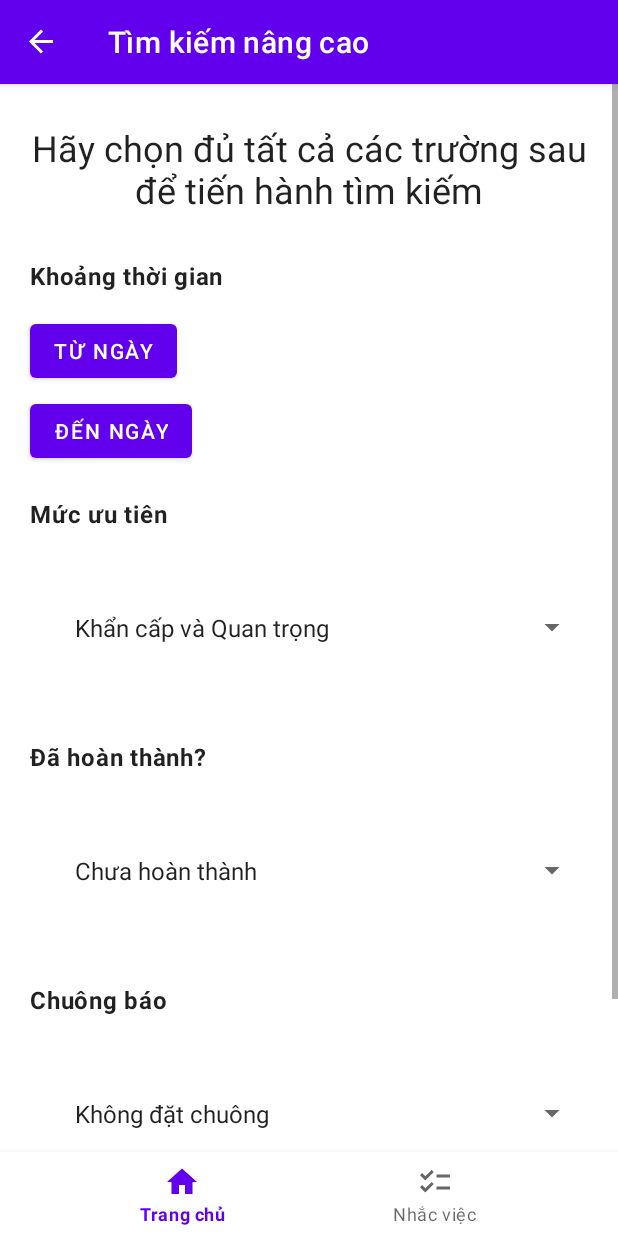
After one commit to dominh2000/WeatherApp, an Android app: the FragmentAdvancedSearchToDo screen opened through its navigation route, on a phone screen of 412 x 824 dp. The commit adds this screen. Run offline under Robolectric (Android 15) with nearby library versions, the phone set to English and light mode, and no system bars; our stand-ins replace Firebase (no records; nobody signed in at launch, a user with empty details on screens opened directly), Room's generated code, navigation-ui; libraries missing offline, so code that uses them is left out: coil.decode, com.firebase.ui; pictures from the network do not load; 5 statements that could not run were skipped.

Commit message:
Tìm kiếm nhắc việc

```diff
--- /dev/null
+++ b/app/src/main/java/com/example/weatherkotlin/fragments/FragmentAdvancedSearchToDo.kt
@@ -0,0 +1,145 @@
+package com.example.weatherkotlin.fragments
+
+import android.app.DatePickerDialog
+import android.content.Context
+import android.os.Build
+import android.os.Bundle
+import android.view.LayoutInflater
+import android.view.View
+import android.view.ViewGroup
+import android.widget.ArrayAdapter
+import android.widget.TextView
+import androidx.fragment.app.Fragment
+import androidx.fragment.app.activityViewModels
+import androidx.navigation.fragment.findNavController
+import com.example.weatherkotlin.BaseApplication
+import com.example.weatherkotlin.R
+import com.example.weatherkotlin.adapters.ToDoListAdapter
+import com.example.weatherkotlin.databinding.FragmentAdvancedSearchToDoBinding
+import com.example.weatherkotlin.util.DATE_FORMAT_PATTERN_1
+import com.example.weatherkotlin.util.calculateMillisecondsForAdvancedSearch
+import com.example.weatherkotlin.viewmodels.ToDoViewModel
+import com.example.weatherkotlin.viewmodels.ToDoViewModelFactory
+import com.google.android.material.snackbar.Snackbar
+import java.text.SimpleDateFormat
+import java.util.*
+
+class FragmentAdvancedSearchToDo : Fragment() {
+
+    private val viewModel: ToDoViewModel by activityViewModels {
+        ToDoViewModelFactory(
+            activity?.application as BaseApplication
+        )
+    }
+
+    private var _binding: FragmentAdvancedSearchToDoBinding? = null
+    private val binding get() = _binding!!
+
+    override fun onCreateView(
+        inflater: LayoutInflater, container: ViewGroup?,
+        savedInstanceState: Bundle?
+    ): View? {
+        _binding = FragmentAdvancedSearchToDoBinding.inflate(inflater, container, false)
+        return binding.root
+    }
+
+    override fun onViewCreated(view: View, savedInstanceState: Bundle?) {
+        binding.apply {
+            val adapter = ToDoListAdapter {
+                viewModel.onTaskClicked(it)
+                val action =
+                    FragmentAdvancedSearchToDoDirections.actionFragmentAdvancedSearchToDoToFragmentAddToDo(
+                        crudType = 1
+                    )
+                findNavController().navigate(action)
+            }
+
+            prioritySpinner.adapter = ArrayAdapter(
+                requireContext(),
+                R.layout.spinner_item,
+                resources.getStringArray(R.array.priority_level)
+            )
+            notifiedSpinner.adapter = ArrayAdapter(
+                requireContext(),
+                R.layout.spinner_item,
+                resources.getStringArray(R.array.notified_state)
+            )
+            completedSpinner.adapter = ArrayAdapter(
+                requireContext(),
+                R.layout.spinner_item,
+                resources.getStringArray(R.array.completed_state)
+            )
+
+            recyclerViewAdvancedSearch.adapter = adapter
+            viewModel.toDoList.observe(viewLifecycleOwner) {
+                adapter.submitList(it)
+            }
+            recyclerViewAdvancedSearch.visibility = View.GONE
+            textEmptySearchResult.visibility = View.GONE
+
+            buttonSelectStartDate.setOnClickListener {
+                configDateButton(requireContext(), startDate)
+            }
+            buttonSelectEndDate.setOnClickListener {
+                configDateButton(requireContext(), endDate)
+            }
+            advancedSearchAction.setOnClickListener {
+                if (startDate.text.isNotEmpty() && endDate.text.isNotEmpty()) {
+                    if (calculateMillisecondsForAdvancedSearch(startDate.text.toString()) <= calculateMillisecondsForAdvancedSearch(
+                            endDate.text.toString()
+                        )
+                    ) {
+                        println(prioritySpinner.selectedItemId + 1)
+                        println(completedSpinner.selectedItemId)
+                        println(notifiedSpinner.selectedItemId)
+                        viewModel.filterByAdvancedSearch(
+                            startDate.text.toString(),
+                            endDate.text.toString(),
+                            (prioritySpinner.selectedItemId + 1).toInt(),
+                            (completedSpinner.selectedItemId).toInt(),
+                            (notifiedSpinner.selectedItemId).toInt()
+                        )
+                        viewModel.toDoList.observe(viewLifecycleOwner) {
+                            if (it.isEmpty()) {
+                                textEmptySearchResult.visibility = View.VISIBLE
+                                recyclerViewAdvancedSearch.visibility = View.GONE
+                            } else {
+                                textEmptySearchResult.visibility = View.GONE
+                                recyclerViewAdvancedSearch.visibility = View.VISIBLE
+                            }
+                        }
+                    } else {
+                        Snackbar.make(
+                            requireContext(),
+                            root,
+                            "Ngày bắt đầu không được lớn hơn ngày kết thúc!",
+                            Snackbar.LENGTH_SHORT
+                        ).show()
+                    }
+                } else {
+                    Snackbar.make(requireContext(), root, "Hãy chọn đủ ngày", Snackbar.LENGTH_SHORT)
+                        .show()
+                }
+            }
+        }
+
+    }
+
+    private fun configDateButton(ctx: Context, textView: TextView) {
+        val datePickerDialog = if (Build.VERSION.SDK_INT >= Build.VERSION_CODES.N) {
+            DatePickerDialog(ctx)
+        } else {
+            TODO("VERSION.SDK_INT < N")
+        }
+        datePickerDialog.setOnDateSetListener { _, i, i2, i3 ->
+            val calendar = Calendar.getInstance()
+            calendar.set(Calendar.YEAR, i)
+            calendar.set(Calendar.MONTH, i2)
+            calendar.set(Calendar.DAY_OF_MONTH, i3)
+            val selectedDate =
+                SimpleDateFormat(DATE_FORMAT_PATTERN_1, Locale.getDefault()).format(calendar.time)
+            textView.text = selectedDate
+        }
+        datePickerDialog.show()
+    }
+}
--- /dev/null
+++ b/app/src/main/res/layout/fragment_advanced_search_to_do.xml
@@ -0,0 +1,194 @@
+<?xml version="1.0" encoding="utf-8"?>
+<ScrollView xmlns:android="http://schemas.android.com/apk/res/android"
+    xmlns:tools="http://schemas.android.com/tools"
+    android:layout_width="match_parent"
+    android:layout_height="match_parent"
+    xmlns:app="http://schemas.android.com/apk/res-auto"
+    tools:context=".fragments.FragmentAdvancedSearchToDo">
+
+    <androidx.constraintlayout.widget.ConstraintLayout
+        android:layout_width="match_parent"
+        android:layout_height="wrap_content"
+        android:padding="10dp">
+
+        <com.google.android.material.textview.MaterialTextView
+            android:id="@+id/label_advanced_search_fragment"
+            android:layout_width="match_parent"
+            android:layout_height="wrap_content"
+            android:text="Hãy chọn đủ tất cả các trường sau để tiến hành tìm kiếm"
+            android:textAppearance="?attr/textAppearanceHeadline5"
+            app:layout_constraintStart_toStartOf="parent"
+            app:layout_constraintTop_toTopOf="parent"
+            app:layout_constraintEnd_toEndOf="parent"
+            android:padding="10dp"
+            android:layout_marginTop="6dp"
+            android:gravity="center"/>
+
+        <com.google.android.material.textview.MaterialTextView
+            android:id="@+id/label_choose_date"
+            android:layout_width="wrap_content"
+            android:layout_height="wrap_content"
+            app:layout_constraintStart_toStartOf="parent"
+            app:layout_constraintTop_toBottomOf="@id/label_advanced_search_fragment"
+            android:text="Khoảng thời gian"
+            android:textAppearance="?attr/textAppearanceBody1"
+            android:textStyle="bold"
+            android:padding="10dp"
+            android:layout_marginTop="10dp"/>
+
+        <com.google.android.material.button.MaterialButton
+            android:id="@+id/button_select_start_date"
+            android:layout_width="wrap_content"
+            android:layout_height="wrap_content"
+            android:layout_marginStart="10dp"
+            android:layout_marginTop="5dp"
+            android:text="Từ ngày"
+            app:layout_constraintStart_toStartOf="parent"
+            app:layout_constraintTop_toBottomOf="@id/label_choose_date" />
+
+        <com.google.android.material.textview.MaterialTextView
+            android:id="@+id/start_date"
+            android:layout_width="150dp"
+            android:layout_height="wrap_content"
+            android:layout_marginStart="10dp"
+            android:textAppearance="?attr/textAppearanceBody1"
+            android:textStyle="italic"
+            app:layout_constraintBottom_toBottomOf="@id/button_select_start_date"
+            app:layout_constraintEnd_toEndOf="parent"
+            app:layout_constraintStart_toEndOf="@id/button_select_start_date"
+            app:layout_constraintTop_toTopOf="@id/button_select_start_date"
+            tools:text="Thứ tư, 18 tháng 5, 2022" />
+
+        <com.google.android.material.button.MaterialButton
+            android:id="@+id/button_select_end_date"
+            android:layout_width="wrap_content"
+            android:layout_height="wrap_content"
+            android:layout_marginStart="10dp"
+            android:layout_marginTop="5dp"
+            android:text="Đến ngày"
+            app:layout_constraintStart_toStartOf="parent"
+            app:layout_constraintTop_toBottomOf="@id/button_select_start_date" />
+
+        <com.google.android.material.textview.MaterialTextView
+            android:id="@+id/end_date"
+            android:layout_width="150dp"
+            android:layout_height="wrap_content"
+            android:layout_marginStart="10dp"
+            android:textAppearance="?attr/textAppearanceBody1"
+            android:textStyle="italic"
+            app:layout_constraintBottom_toBottomOf="@id/button_select_end_date"
+            app:layout_constraintEnd_toEndOf="parent"
+            app:layout_constraintStart_toEndOf="@id/button_select_end_date"
+            app:layout_constraintTop_toTopOf="@id/button_select_end_date"
+            tools:text="Thứ tư, 18 tháng 5, 2022" />
+
+        <com.google.android.material.textview.MaterialTextView
+            android:id="@+id/label_choose_priority"
+            android:layout_width="wrap_content"
+            android:layout_height="wrap_content"
+            app:layout_constraintStart_toStartOf="parent"
+            app:layout_constraintTop_toBottomOf="@id/button_select_end_date"
+            android:text="Mức ưu tiên"
+            android:textAppearance="?attr/textAppearanceBody1"
+            android:textStyle="bold"
+            android:layout_marginTop="10dp"
+            android:padding="10dp"/>
+
+        <androidx.appcompat.widget.AppCompatSpinner
+            android:id="@+id/priority_spinner"
+            android:layout_width="match_parent"
+            android:layout_height="wrap_content"
+            app:layout_constraintStart_toStartOf="parent"
+            app:layout_constraintTop_toBottomOf="@id/label_choose_priority"
+            app:layout_constraintEnd_toEndOf="parent"
+            android:padding="20dp"
+            android:layout_marginStart="10dp"
+            android:layout_marginEnd="10dp"
+            android:spinnerMode="dialog"/>
+
+        <com.google.android.material.textview.MaterialTextView
+            android:id="@+id/label_choose_completed"
+            android:layout_width="wrap_content"
+            android:layout_height="wrap_content"
+            app:layout_constraintStart_toStartOf="parent"
+            app:layout_constraintTop_toBottomOf="@id/priority_spinner"
+            android:text="Đã hoàn thành?"
+            android:textAppearance="?attr/textAppearanceBody1"
+            android:textStyle="bold"
+            android:padding="10dp"
+            android:layout_marginTop="10dp"/>
+
+        <androidx.appcompat.widget.AppCompatSpinner
+            android:id="@+id/completed_spinner"
+            android:layout_width="match_parent"
+            android:layout_height="wrap_content"
+            app:layout_constraintStart_toStartOf="parent"
+            app:layout_constraintTop_toBottomOf="@id/label_choose_completed"
+            app:layout_constraintEnd_toEndOf="parent"
+            android:padding="20dp"
+            android:layout_marginStart="10dp"
+            android:layout_marginEnd="10dp"
+            android:spinnerMode="dialog"/>
+
+        <com.google.android.material.textview.MaterialTextView
+            android:id="@+id/label_choose_notified"
+            android:layout_width="wrap_content"
+            android:layout_height="wrap_content"
+            app:layout_constraintStart_toStartOf="parent"
+            app:layout_constraintTop_toBottomOf="@id/completed_spinner"
+            android:text="Chuông báo"
+            android:textAppearance="?attr/textAppearanceBody1"
+            android:textStyle="bold"
+            android:padding="10dp"
+            android:layout_marginTop="10dp"/>
+
+        <androidx.appcompat.widget.AppCompatSpinner
+            android:id="@+id/notified_spinner"
+            android:layout_width="match_parent"
+            android:layout_height="wrap_content"
+            app:layout_constraintStart_toStartOf="parent"
+            app:layout_constraintTop_toBottomOf="@id/label_choose_notified"
+            app:layout_constraintEnd_toEndOf="parent"
+            android:padding="20dp"
+            android:layout_marginStart="10dp"
+            android:layout_marginEnd="10dp"
+            android:spinnerMode="dialog"/>
+
+        <Button
+            android:id="@+id/advanced_search_action"
+            android:layout_width="0dp"
+            android:layout_height="wrap_content"
+            android:layout_marginTop="32dp"
+            android:text="Tìm kiếm"
+            app:layout_constraintEnd_toEndOf="parent"
+            app:layout_constraintStart_toStartOf="parent"
+            app:layout_constraintTop_toBottomOf="@+id/notified_spinner"/>
+
+        <androidx.recyclerview.widget.RecyclerView
+            android:id="@+id/recycler_view_advanced_search"
+            android:layout_width="match_parent"
+            android:layout_height="wrap_content"
+            app:layout_constraintTop_toBottomOf="@id/advanced_search_action"
+            app:layout_constraintStart_toStartOf="parent"
+            app:layout_constraintEnd_toEndOf="parent"
+            app:layout_constraintBottom_toBottomOf="parent"
+            app:layoutManager="androidx.recyclerview.widget.LinearLayoutManager"
+            android:layout_marginTop="10dp"
+            android:padding="0dp"
+            android:scrollbars="vertical"
+            android:clipToPadding="false"/>
+
+        <com.google.android.material.textview.MaterialTextView
+            android:id="@+id/text_empty_search_result"
+            android:layout_width="wrap_content"
+            android:layout_height="wrap_content"
+            android:textAppearance="?attr/textAppearanceHeadline6"
+            android:text="@string/empty_search_result"
+            app:layout_constraintStart_toStartOf="parent"
+            app:layout_constraintTop_toBottomOf="@id/advanced_search_action"
+            app:layout_constraintBottom_toBottomOf="parent"
+            app:layout_constraintEnd_toEndOf="parent"
+            android:layout_marginTop="32dp"
+            android:layout_marginBottom="32dp"/>
+    </androidx.constraintlayout.widget.ConstraintLayout>
+</ScrollView>
--- /dev/null
+++ b/app/src/main/res/layout/spinner_item.xml
@@ -0,0 +1,10 @@
+<?xml version="1.0" encoding="utf-8"?>
+<com.google.android.material.textview.MaterialTextView xmlns:android="http://schemas.android.com/apk/res/android"
+    xmlns:tools="http://schemas.android.com/tools"
+    android:layout_width="match_parent"
+    android:layout_height="70dp"
+    android:gravity="center|start"
+    android:padding="10dp"
+    android:textAppearance="?attr/textAppearanceListItem"
+    tools:text="Thể loại 1"
+    />
--- a/app/src/main/res/navigation/to_do_graph.xml
+++ b/app/src/main/res/navigation/to_do_graph.xml
@@ -35,6 +35,20 @@
             app:destination="@id/fragmentToDoStart"
             app:popUpTo="@id/fragmentToDoStart"
             app:popUpToInclusive="true" />
+        <action
+            android:id="@+id/action_fragmentListToDo_to_fragmentSimpleSearchToDo"
+            app:destination="@id/fragmentSimpleSearchToDo"
+            app:enterAnim="@anim/slide_in_right"
+            app:exitAnim="@anim/slide_out_left"
+            app:popEnterAnim="@anim/slide_in_left"
+            app:popExitAnim="@anim/slide_out_right" />
+        <action
+            android:id="@+id/action_fragmentListToDo_to_fragmentAdvancedSearchToDo"
+            app:destination="@id/fragmentAdvancedSearchToDo"
+            app:enterAnim="@anim/slide_in_right"
+            app:exitAnim="@anim/slide_out_left"
+            app:popEnterAnim="@anim/slide_in_left"
+            app:popExitAnim="@anim/slide_out_right" />
     </fragment>
     <fragment
         android:id="@+id/fragmentAddToDo"
@@ -51,4 +65,30 @@
             app:argType="integer"
             android:defaultValue="0" />
     </fragment>
+    <fragment
+        android:id="@+id/fragmentSimpleSearchToDo"
+        android:name="com.example.weatherkotlin.fragments.FragmentSimpleSearchToDo"
+        android:label="@string/label_fragment_simple_search_to_do"
+        tools:layout="@layout/fragment_simple_search_to_do">
+        <action
+            android:id="@+id/action_fragmentSimpleSearchToDo_to_fragmentAddToDo"
+            app:destination="@id/fragmentAddToDo"
+            app:enterAnim="@anim/slide_in_right"
+            app:exitAnim="@anim/slide_out_left"
+            app:popEnterAnim="@anim/slide_in_left"
+            app:popExitAnim="@anim/slide_out_right" />
+    </fragment>
+    <fragment
+        android:id="@+id/fragmentAdvancedSearchToDo"
+        android:name="com.example.weatherkotlin.fragments.FragmentAdvancedSearchToDo"
+        android:label="@string/label_fragment_advanced_search_to_do"
+        tools:layout="@layout/fragment_advanced_search_to_do">
+        <action
+            android:id="@+id/action_fragmentAdvancedSearchToDo_to_fragmentAddToDo"
+            app:destination="@id/fragmentAddToDo"
+            app:enterAnim="@anim/slide_in_right"
+            app:exitAnim="@anim/slide_out_left"
+            app:popEnterAnim="@anim/slide_in_left"
+            app:popExitAnim="@anim/slide_out_right" />
+    </fragment>
 </navigation>
--- a/app/src/main/res/values/strings.xml
+++ b/app/src/main/res/values/strings.xml
@@ -8,6 +8,8 @@
     <string name="label_fragment_list_to_do">Danh sách nhắc việc</string>
     <string name="label_fragment_add_to_do">Thêm nhắc việc</string>
     <string name="label_fragment_update_delete_to_do">Sửa nhắc việc</string>
+    <string name="label_fragment_simple_search_to_do">Tìm kiếm theo tên</string>
+    <string name="label_fragment_advanced_search_to_do">Tìm kiếm nâng cao</string>
 
     <string name="temperature">%1$.1f&#176;C</string>
     <string name="humidity">%1$d</string>
@@ -17,6 +19,22 @@
     <string name="predictability">%1$d</string>
     <string name="to_do_start_title">Nhắc việc</string>
     <string name="to_do_start_description">Xem, thêm, sửa và xóa các nhắc việc. Bạn cũng có thể đặt thông báo cho nhắc việc. Hãy đăng nhập để sử dụng chức năng này!</string>
+    <string name="empty_search_result">Không có kết quả tìm kiếm</string>
+
+    <string-array name="priority_level">
+        <item>Khẩn cấp và Quan trọng</item>
+        <item>Không khẩn cấp và Quan trọng</item>
+        <item>Khẩn cấp và Không quan trọng</item>
+        <item>Không khẩn cấp và Không quan trọng</item>
+    </string-array>
+    <string-array name="notified_state">
+        <item>Không đặt chuông</item>
+        <item>Có đặt chuông</item>
+    </string-array>
+    <string-array name="completed_state">
+        <item>Chưa hoàn thành</item>
+        <item>Đã hoàn thành</item>
+    </string-array>
     <!-- TODO: Remove or change this placeholder text -->
     <string name="hello_blank_fragment">Hello blank fragment</string>
 </resources>
```
Also changed, not shown: app/src/main/java/com/example/weatherkotlin/database/TaskDao.kt (+17 -1 lines), app/src/main/java/com/example/weatherkotlin/fragments/FragmentListToDo.kt (+11 -0 lines), app/src/main/java/com/example/weatherkotlin/fragments/FragmentSimpleSearchToDo.kt (added, +73 -0 lines), app/src/main/java/com/example/weatherkotlin/repository/ToDoRepository.kt (+29 -1 lines), app/src/main/java/com/example/weatherkotlin/util/Util.kt (+15 -0 lines), app/src/main/java/com/example/weatherkotlin/viewmodels/ToDoViewModel.kt (+32 -3 lines), app/src/main/res/layout/fragment_simple_search_to_do.xml (added, +43 -0 lines), app/src/main/res/menu/to_do_menu.xml (+8 -4 lines), 1 other file.
